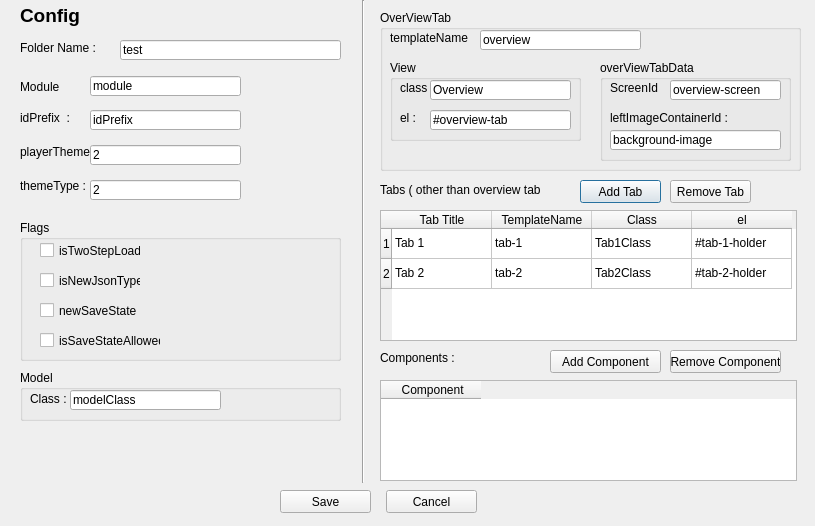
The window that newinteractivityform.ui (vihangpatel/WatchDog2) describes before a commit, drawn with Qt 5.
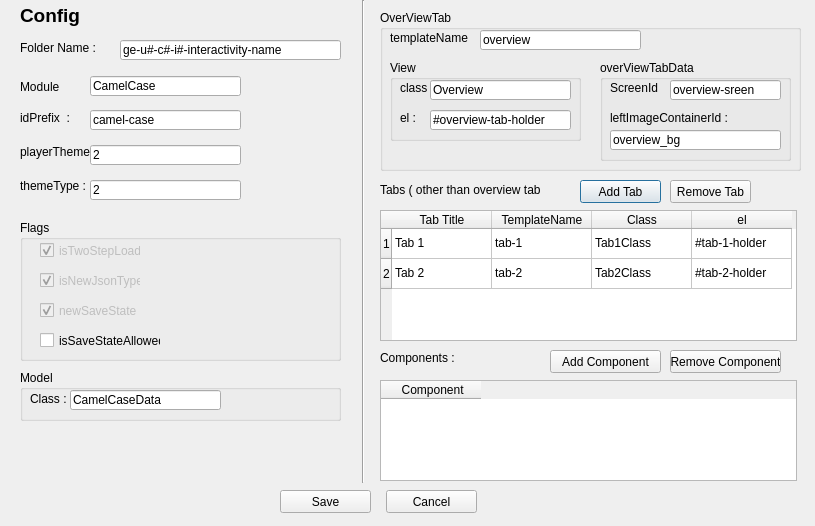
The same window after the commit.

The edit to the form file:
```diff
--- a/newinteractivityform.ui
+++ b/newinteractivityform.ui
@@ -72,6 +72,9 @@
     <string>Flags</string>
    </property>
    <widget class="QCheckBox" name="cb_isNewJsonType">
+    <property name="enabled">
+     <bool>false</bool>
+    </property>
     <property name="geometry">
      <rect>
       <x>20</x>
@@ -83,8 +86,14 @@
     <property name="text">
      <string>isNewJsonType</string>
     </property>
+    <property name="checked">
+     <bool>true</bool>
+    </property>
    </widget>
    <widget class="QCheckBox" name="cb_newSaveState">
+    <property name="enabled">
+     <bool>false</bool>
+    </property>
     <property name="geometry">
      <rect>
       <x>20</x>
@@ -96,6 +105,9 @@
     <property name="text">
      <string>newSaveState</string>
     </property>
+    <property name="checked">
+     <bool>true</bool>
+    </property>
    </widget>
    <widget class="QCheckBox" name="cb_isSaveStateAllowed">
     <property name="geometry">
@@ -111,6 +123,9 @@
     </property>
    </widget>
    <widget class="QCheckBox" name="cb_isTwoStepLoad">
+    <property name="enabled">
+     <bool>false</bool>
+    </property>
     <property name="geometry">
      <rect>
       <x>20</x>
@@ -122,6 +137,9 @@
     <property name="text">
      <string>isTwoStepLoad</string>
     </property>
+    <property name="checked">
+     <bool>true</bool>
+    </property>
    </widget>
   </widget>
   <widget class="QLabel" name="label_4">
@@ -185,7 +203,7 @@
      </rect>
     </property>
     <property name="text">
-     <string>modelClass</string>
+     <string>CamelCaseData</string>
     </property>
    </widget>
   </widget>
@@ -301,7 +319,7 @@
       </rect>
      </property>
      <property name="text">
-      <string>#overview-tab</string>
+      <string>#overview-tab-holder</string>
      </property>
     </widget>
    </widget>
@@ -340,7 +358,7 @@
       </rect>
      </property>
      <property name="text">
-      <string>overview-screen</string>
+      <string>overview-sreen</string>
      </property>
     </widget>
     <widget class="QLabel" name="label_11">
@@ -366,7 +384,7 @@
       </rect>
      </property>
      <property name="text">
-      <string>background-image</string>
+      <string>overview_bg</string>
      </property>
     </widget>
    </widget>
@@ -500,7 +518,7 @@
     </rect>
    </property>
    <property name="text">
-    <string>module</string>
+    <string>CamelCase</string>
    </property>
   </widget>
   <widget class="QLineEdit" name="idPrefixText">
@@ -513,7 +531,7 @@
     </rect>
    </property>
    <property name="text">
-    <string>idPrefix</string>
+    <string>camel-case</string>
    </property>
   </widget>
   <widget class="QLineEdit" name="playerThemeText">
@@ -591,7 +609,7 @@
     </rect>
    </property>
    <property name="text">
-    <string>test</string>
+    <string>ge-u#-c#-i#-interactivity-name</string>
    </property>
   </widget>
   <widget class="QLabel" name="label_14">
```
